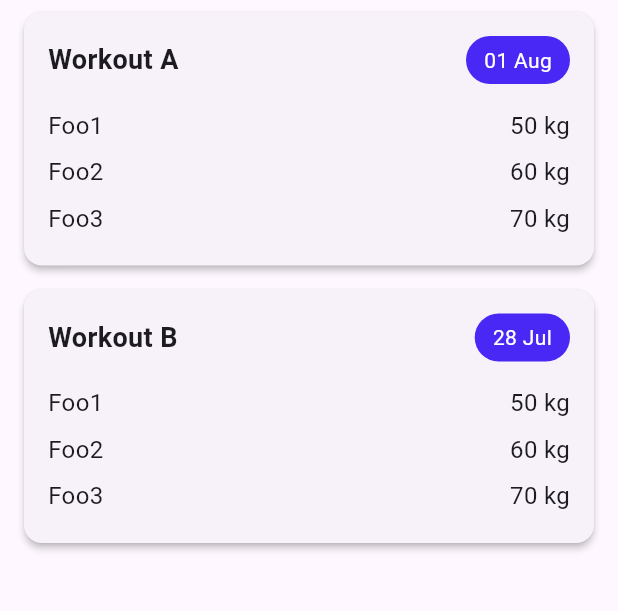
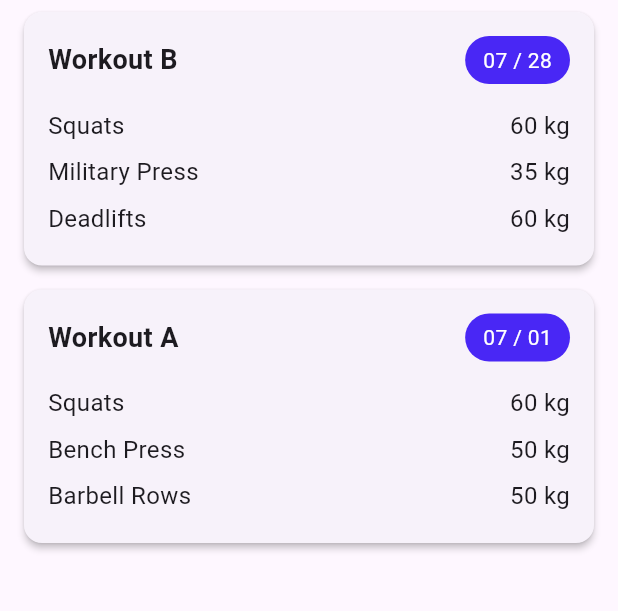
Before and after one commit to c3hmke/trackrinator, a Flutter app: the screen it shows after launch, on a phone screen of 412 x 824 dp, the part 84-695 px from its top. Run offline on Flutter 3.47's test engine with Material 3 defaults, Android fonts, the phone set to English and light mode, and no system bars.

Commit message:
Modify the workouts so they can be sorted with which needs to be done next on top

```diff
--- a/lib/features/home/home_page.dart
+++ b/lib/features/home/home_page.dart
@@ -1,29 +1,58 @@
 import 'package:flutter/material.dart';
 import 'package:trackrinator/widgets/header.dart';
-import 'home_card.dart';
+import 'workout_card.dart';
 
 class HomePage extends StatelessWidget {
   final List<String> items = ['Card 1', 'Card 2'];
 
-  // dummy data for display
-  final List<Map<String, String>> dummyExercises = [
-    {'name': 'Foo1', 'weight': '50'},
-    {'name': 'Foo2', 'weight': '60'},
-    {'name': 'Foo3', 'weight': '70'},
+  // dummy data for dev
+  final List<Map<String, dynamic>> workouts = [
+    {
+      'title': 'Workout A',
+      'date': DateTime(2025, 7, 1),
+      'exercises': [
+        {'name': 'Squats', 'weight': 60},
+        {'name': 'Bench Press', 'weight': 50},
+        {'name': 'Barbell Rows', 'weight': 50},
+      ]
+    },
+    {
+      'title': 'Workout B',
+      'date': DateTime(2025, 7, 28),
+      'exercises': [
+        {'name': 'Squats', 'weight': 60},
+        {'name': 'Military Press', 'weight': 35},
+        {'name': 'Deadlifts', 'weight': 60},
+      ]
+    },
   ];
-
   HomePage({super.key});
 
   @override
   Widget build(BuildContext context) {
+
+    // sort the workouts so the one which should be done next is on top
+    workouts.sort((a, b) => b['date'].compareTo(a['date']));
+
     return Scaffold(
       appBar: const Header(title: '5x5 Workout Trackrinator'),
       body: ListView(
-        children: [
-          WorkoutCard(title: 'Workout A', lastCompletedDate: '01 Aug', exercises: dummyExercises),
-          WorkoutCard(title: 'Workout B', lastCompletedDate: '28 Jul', exercises: dummyExercises),
-        ],
-      ),
+        children: workouts.map((w) {
+          final DateTime date = w['date'];
+          final String formattedDate = '${date.month.toString().padLeft(2, '0')} / ${date.day.toString().padLeft(2, '0')}';
+
+          return WorkoutCard(
+            title: w['title'],
+            lastCompletedDate: formattedDate,
+            exercises: (w['exercises'] as List)
+                .map((e) => {
+                  'name': e['name'].toString(),
+                  'weight': e['weight'].toString(),
+                })
+                .toList(),
+          );
+        }).toList(),
+      )
     );
   }
 }
--- a/lib/features/home/home_card.dart
+++ b/lib/features/home/workout_card.dart
@@ -4,7 +4,7 @@ import 'package:trackrinator/app/theme.dart';
 class WorkoutCard extends StatelessWidget {
   final String title;
   final String lastCompletedDate;
-  final List<Map<String, String>> exercises;
+  final List<Map<String, dynamic>> exercises;
 
   const WorkoutCard({
     required this.title,
@@ -51,7 +51,7 @@ class WorkoutCard extends StatelessWidget {
                     mainAxisAlignment: MainAxisAlignment.spaceBetween,
                     children: [
                       Text(e['name']!, style: AppTheme.text.body),
-                      Text('${e['weight']} kg', style: AppTheme.text.body)
+                      Text('${e['weight']!} kg', style: AppTheme.text.body)
                     ],
                   )
                 )
```
